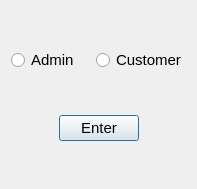
Old version of the form Store/start.ui in the repository SamanOmidi/GroceryStore.
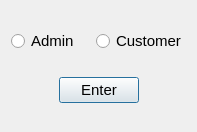
New version of the form.

The edit to the form file:
```diff
--- a/Store/start.ui
+++ b/Store/start.ui
@@ -7,7 +7,7 @@
     <x>0</x>
     <y>0</y>
     <width>197</width>
-    <height>189</height>
+    <height>132</height>
    </rect>
   </property>
   <property name="windowTitle">
```
